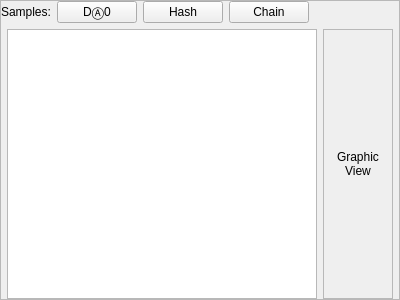
assignonward/aosuite, file apps/BlockTool/blockTool.ui: the form before one commit.
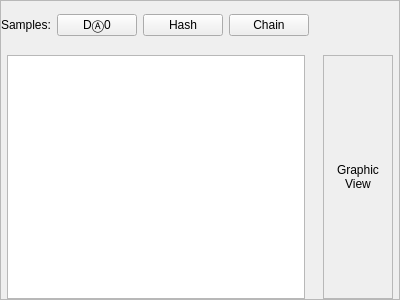
The form after the commit. Icons and pictures are not drawn.

Commit message: starting block panel display in tool

The edit to the form file:
```diff
--- a/apps/BlockTool/blockTool.ui
+++ b/apps/BlockTool/blockTool.ui
@@ -42,28 +42,7 @@
     <property name="bottomMargin">
      <number>0</number>
     </property>
-    <item row="2" column="1">
-     <widget class="QTextEdit" name="report">
-      <property name="sizePolicy">
-       <sizepolicy hsizetype="MinimumExpanding" vsizetype="Expanding">
-        <horstretch>0</horstretch>
-        <verstretch>0</verstretch>
-       </sizepolicy>
-      </property>
-      <property name="font">
-       <font>
-        <family>DejaVu Sans Mono</family>
-       </font>
-      </property>
-      <property name="horizontalScrollBarPolicy">
-       <enum>Qt::ScrollBarAlwaysOff</enum>
-      </property>
-      <property name="sizeAdjustPolicy">
-       <enum>QAbstractScrollArea::AdjustToContents</enum>
-      </property>
-     </widget>
-    </item>
-    <item row="1" column="0" colspan="4">
+    <item row="1" column="0" colspan="6">
      <layout class="QHBoxLayout" name="horizontalLayout">
       <property name="topMargin">
        <number>0</number>
@@ -131,6 +110,22 @@
      </layout>
     </item>
     <item row="2" column="2">
+     <widget class="QFrame" name="frameX">
+      <property name="sizePolicy">
+       <sizepolicy hsizetype="Minimum" vsizetype="Preferred">
+        <horstretch>0</horstretch>
+        <verstretch>0</verstretch>
+       </sizepolicy>
+      </property>
+      <property name="frameShape">
+       <enum>QFrame::StyledPanel</enum>
+      </property>
+      <property name="frameShadow">
+       <enum>QFrame::Raised</enum>
+      </property>
+     </widget>
+    </item>
+    <item row="2" column="4" rowspan="2">
      <widget class="QScrollArea" name="graphicScroll">
       <property name="sizePolicy">
        <sizepolicy hsizetype="Minimum" vsizetype="Expanding">
@@ -155,8 +150,8 @@
         <rect>
          <x>0</x>
          <y>0</y>
-         <width>70</width>
-         <height>240</height>
+         <width>68</width>
+         <height>195</height>
         </rect>
        </property>
        <property name="sizePolicy">
@@ -193,6 +188,59 @@
       </widget>
      </widget>
     </item>
+    <item row="2" column="1" rowspan="2">
+     <widget class="QTextEdit" name="report">
+      <property name="sizePolicy">
+       <sizepolicy hsizetype="MinimumExpanding" vsizetype="Expanding">
+        <horstretch>0</horstretch>
+        <verstretch>0</verstretch>
+       </sizepolicy>
+      </property>
+      <property name="font">
+       <font>
+        <family>DejaVu Sans Mono</family>
+       </font>
+      </property>
+      <property name="horizontalScrollBarPolicy">
+       <enum>Qt::ScrollBarAlwaysOff</enum>
+      </property>
+      <property name="sizeAdjustPolicy">
+       <enum>QAbstractScrollArea::AdjustToContents</enum>
+      </property>
+     </widget>
+    </item>
+    <item row="3" column="2">
+     <widget class="QFrame" name="frameY">
+      <property name="sizePolicy">
+       <sizepolicy hsizetype="Minimum" vsizetype="Preferred">
+        <horstretch>0</horstretch>
+        <verstretch>0</verstretch>
+       </sizepolicy>
+      </property>
+      <property name="frameShape">
+       <enum>QFrame::StyledPanel</enum>
+      </property>
+      <property name="frameShadow">
+       <enum>QFrame::Raised</enum>
+      </property>
+     </widget>
+    </item>
+    <item row="2" column="3" rowspan="2">
+     <widget class="QFrame" name="frameA">
+      <property name="sizePolicy">
+       <sizepolicy hsizetype="Minimum" vsizetype="Preferred">
+        <horstretch>0</horstretch>
+        <verstretch>0</verstretch>
+       </sizepolicy>
+      </property>
+      <property name="frameShape">
+       <enum>QFrame::StyledPanel</enum>
+      </property>
+      <property name="frameShadow">
+       <enum>QFrame::Raised</enum>
+      </property>
+     </widget>
+    </item>
    </layout>
   </widget>
  </widget>
```
The commit also changes 7 other files.
